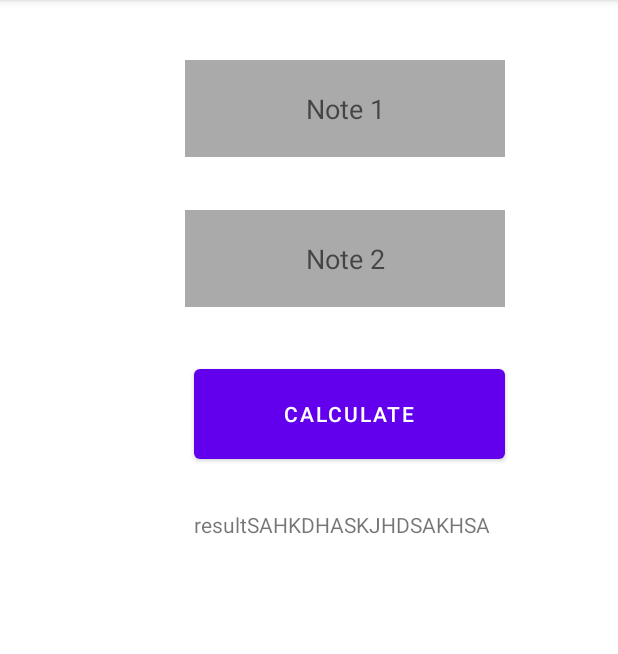
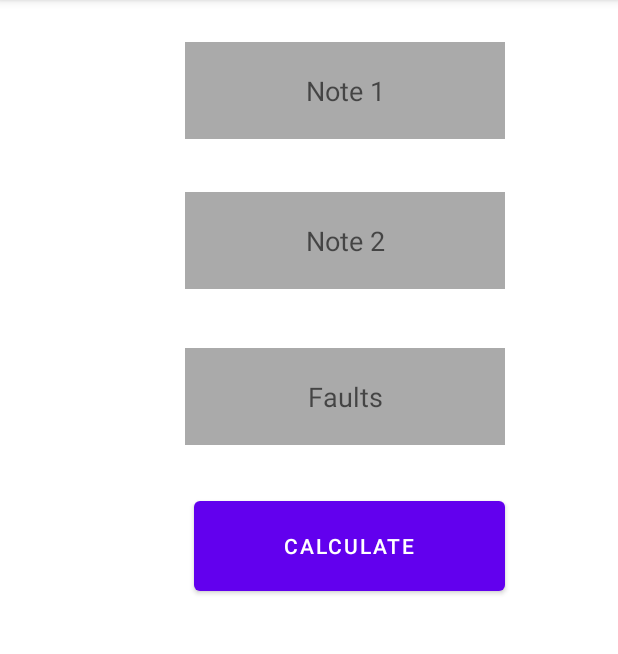
Before and after one commit to MrVictor42/digitalinnovation, an Android app: the screen it shows after launch (MainActivity), on a phone screen of 412 x 824 dp, the part 84-738 px from its top. Run offline under Robolectric (Android 15) with nearby library versions, the phone set to English and light mode, and no system bars.

Commit message:
Created app calculator

```diff
--- a/Calculator/app/build.gradle
+++ b/Calculator/app/build.gradle
@@ -1,6 +1,7 @@
 plugins {
     id 'com.android.application'
     id 'kotlin-android'
+    id 'kotlin-android-extensions'
 }
 
 android {
--- a/Calculator/app/src/main/java/com/example/calculator/MainActivity.kt
+++ b/Calculator/app/src/main/java/com/example/calculator/MainActivity.kt
@@ -1,11 +1,32 @@
 package com.example.calculator
 
+import android.graphics.Color
 import androidx.appcompat.app.AppCompatActivity
 import android.os.Bundle
+import kotlinx.android.synthetic.main.activity_main.*
 
 class MainActivity : AppCompatActivity() {
     override fun onCreate(savedInstanceState: Bundle?) {
         super.onCreate(savedInstanceState)
         setContentView(R.layout.activity_main)
+
+        val btnCalculate = buttonCalculate
+        var resultText = resultText
+
+        btnCalculate.setOnClickListener{
+
+            val note1 = Integer.parseInt(note1.text.toString())
+            val note2 = Integer.parseInt(note2.text.toString())
+            val average = (note1 + note2) / 2
+            val faults = Integer.parseInt(faults.text.toString())
+
+            if(average >= 6 && faults <= 10) {
+                resultText.setText("O Aluno Foi Aprovado!! \n Nota Final: ${ average } \n Faltas: ${ faults }")
+                resultText.setTextColor(Color.GREEN)
+            } else {
+                resultText.setText("O Aluno Foi Reprovado!! \n Nota Final: ${ average } \n Faltas: ${ faults }")
+                resultText.setTextColor(Color.RED)
+            }
+        }
     }
 }
--- a/Calculator/app/src/main/res/layout/activity_main.xml
+++ b/Calculator/app/src/main/res/layout/activity_main.xml
@@ -7,11 +7,44 @@
     tools:context=".MainActivity"
 >
 
+
+    <EditText
+        android:id="@+id/faults"
+        android:layout_width="wrap_content"
+        android:layout_height="wrap_content"
+        android:layout_marginTop="232dp"
+        android:layout_marginEnd="75dp"
+        android:background="@android:color/darker_gray"
+        android:ems="10"
+        android:hint="Faults"
+        android:inputType="number"
+        android:maxLength="2"
+        android:padding="20dp"
+        android:textAlignment="center"
+        app:layout_constraintEnd_toEndOf="parent"
+        app:layout_constraintTop_toTopOf="parent" />
+
+    <EditText
+        android:id="@+id/note2"
+        android:layout_width="wrap_content"
+        android:layout_height="wrap_content"
+        android:layout_marginTop="128dp"
+        android:layout_marginEnd="75dp"
+        android:background="@android:color/darker_gray"
+        android:ems="10"
+        android:hint="Note 2"
+        android:inputType="number"
+        android:maxLength="2"
+        android:padding="20dp"
+        android:textAlignment="center"
+        app:layout_constraintEnd_toEndOf="parent"
+        app:layout_constraintTop_toTopOf="parent" />
+
     <EditText
         android:id="@+id/note1"
         android:layout_width="wrap_content"
         android:layout_height="wrap_content"
-        android:layout_marginTop="40dp"
+        android:layout_marginTop="28dp"
         android:layout_marginEnd="75dp"
         android:background="@android:color/darker_gray"
         android:ems="10"
@@ -21,49 +54,30 @@
         android:padding="20dp"
         android:textAlignment="center"
         app:layout_constraintEnd_toEndOf="parent"
-        app:layout_constraintTop_toTopOf="parent"
-    />
-
-    <EditText
-        android:id="@+id/note2"
-        android:layout_width="wrap_content"
-        android:layout_height="wrap_content"
-        android:layout_marginTop="140dp"
-        android:layout_marginEnd="75dp"
-        android:background="@android:color/darker_gray"
-        android:ems="10"
-        android:hint="Note 2"
-        android:inputType="number"
-        android:maxLength="2"
-        android:padding="20dp"
-        android:textAlignment="center"
-        app:layout_constraintEnd_toEndOf="parent"
-        app:layout_constraintTop_toTopOf="parent"
-    />
+        app:layout_constraintTop_toTopOf="parent" />
 
     <Button
         android:id="@+id/buttonCalculate"
         android:layout_width="207dp"
         android:layout_height="72dp"
-        android:layout_marginTop="240dp"
+        android:layout_marginTop="328dp"
         android:layout_marginEnd="75dp"
         android:padding="20dp"
         android:text="Calculate"
         app:layout_constraintEnd_toEndOf="parent"
-        app:layout_constraintTop_toTopOf="parent"
-
-        />
+        app:layout_constraintTop_toTopOf="parent" />
 
     <TextView
         android:id="@+id/resultText"
-        android:layout_width="207dp"
-        android:layout_height="200dp"
+        android:layout_width="204dp"
+        android:layout_height="215dp"
+        android:layout_marginTop="332dp"
         android:layout_marginEnd="75dp"
-        android:layout_marginTop="340dp"
-        android:text="resultSAHKDHASKJHDSAKHSA"
+        android:gravity="center"
+        android:textAlignment="center"
+        android:textSize="18sp"
         app:layout_constraintEnd_toEndOf="parent"
-        app:layout_constraintTop_toTopOf="parent"
-    />
+        app:layout_constraintTop_toTopOf="parent" />
 
 
 </androidx.constraintlayout.widget.ConstraintLayout>
```
Also changed, not shown: Calculator/gradle/wrapper/gradle-wrapper.properties.
